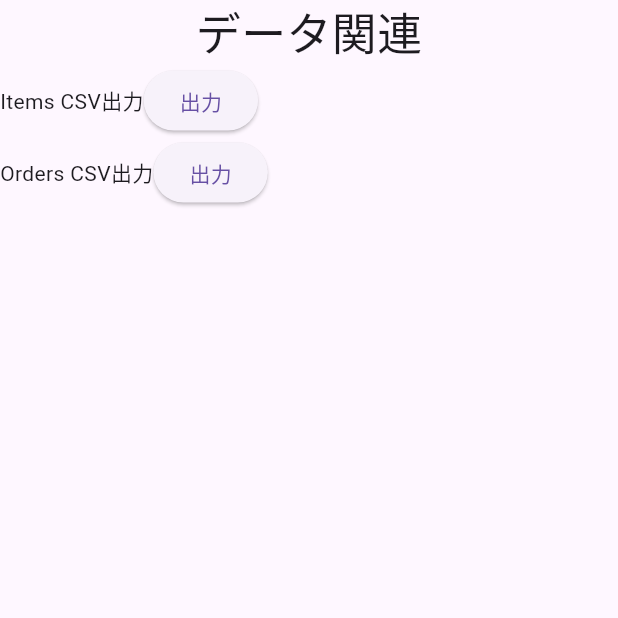
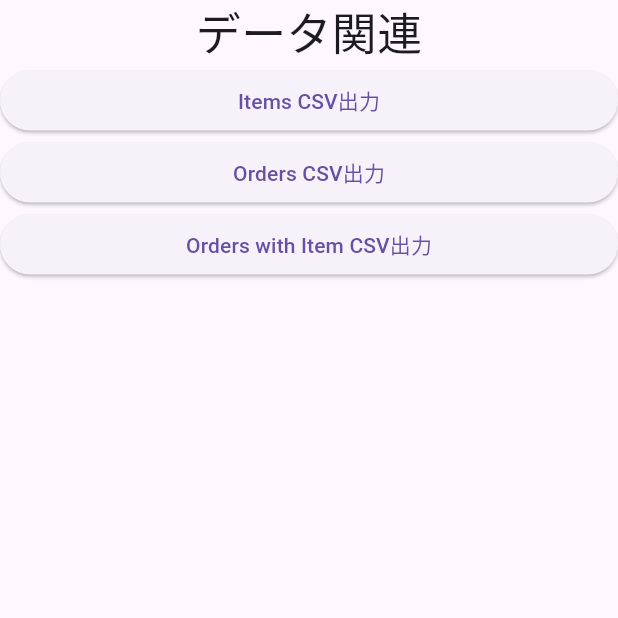
Before and after one commit to arafipro/take_orders_app, a Flutter app: the DataManagementPage screen opened directly, on a phone screen of 412 x 824 dp, the top half of it. Run offline on Flutter 3.47's test engine with Material 2 defaults, Android fonts, the phone set to English and light mode, and no system bars; our stand-ins replace csv, drift; accounts and stored records are empty; generated files the repository leaves out were written again.

Commit message:
OrdersテーブルとItemsテーブルをリレーションしたデータをcsvファイルで保存#29

```diff
--- a/lib/models/orders_with_item.dart
+++ b/lib/models/orders_with_item.dart
@@ -16,4 +16,13 @@ abstract class OrdersWithItem extends View {
       ])
           .from(orders)
           .join([innerJoin(items, items.itemId.equalsExp(orders.itemId))]);
+
+  // MEMO ジェネレートファイルをビルド後に追加
+  List<String> owiToCsvFormat() => [
+        "${orders.id}",
+        "${orders.orderNum}",
+        "${orders.orderTime}",
+        "${items.itemName}",
+        "${items.itemPrice}"
+      ];
 }
--- a/lib/pages/data_mgmt_page.dart
+++ b/lib/pages/data_mgmt_page.dart
@@ -20,25 +20,29 @@ class DataManagementPage extends StatelessWidget {
             ),
             Column(
               children: [
-                Row(
-                  children: [
-                    const Text("Items CSV出力"),
-                    ElevatedButton(
+                SizedBox(
+                  width: double.infinity,
+                  child: ElevatedButton(
                       onPressed: () async {
                         itemCreateCsv();
                       },
-                        child: const Text("出力"))
-                  ],
+                      child: const Text("Items CSV出力")),
                 ),
-                Row(
-                  children: [
-                    const Text("Orders CSV出力"),
-                    ElevatedButton(
+                SizedBox(
+                  width: double.infinity,
+                  child: ElevatedButton(
                       onPressed: () async {
                         orderCreateCsv();
                       },
-                        child: const Text("出力"))
-                  ],
+                      child: const Text("Orders CSV出力")),
+                ),
+                SizedBox(
+                  width: double.infinity,
+                  child: ElevatedButton(
+                      onPressed: () async {
+                        orderWItemCreateCsv();
+                      },
+                      child: const Text("Orders with Item CSV出力")),
                 ),
               ],
             ),
```
Also changed, not shown: lib/db_utils/dummy_data.dart (+49 -1 lines), lib/utils/create_csv.dart (+37 -10 lines), lib/db_utils/order_db.g.dart. Lines whose indentation alone changed are shown as unchanged.
